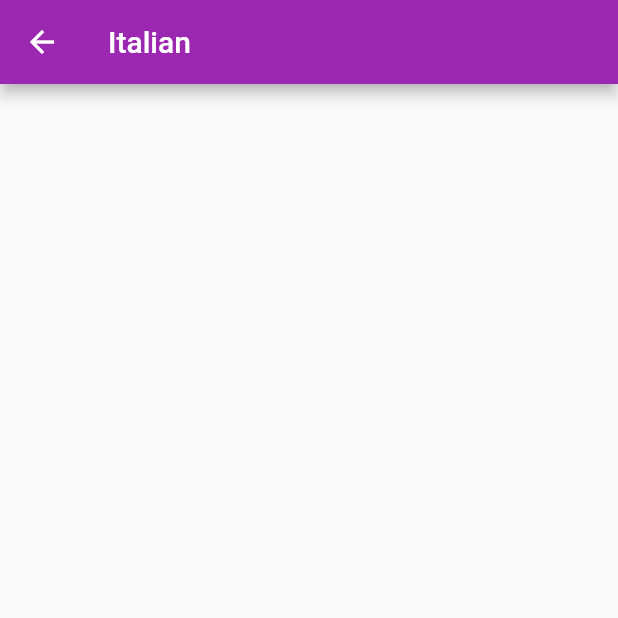
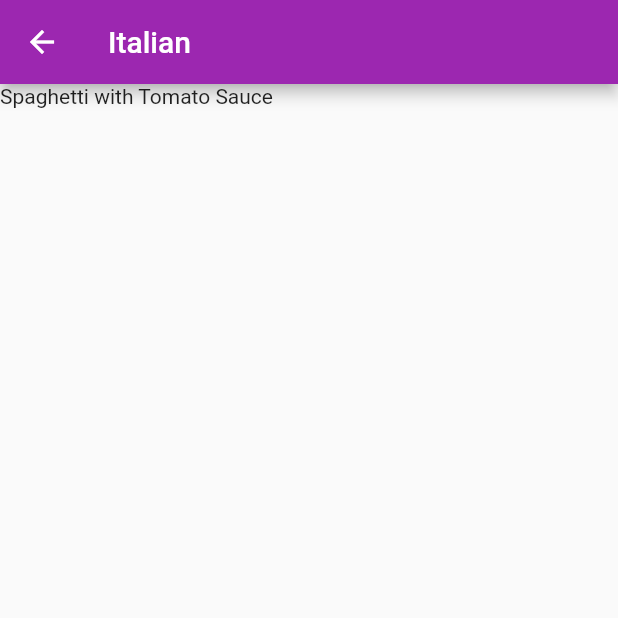
Before and after one commit to anotherglitchinthematrix/flutter-demo-meal, a Flutter app: the screen it shows after launch, after a tap on "Italian", on a phone screen of 412 x 824 dp, the top half of it. Run offline on Flutter 3.47's test engine with Material 2 defaults, Android fonts, the phone set to English and light mode, and no system bars.

Commit message:
Filtering meals by categories

```diff
--- a/lib/category_detail_screen.dart
+++ b/lib/category_detail_screen.dart
@@ -1,13 +1,20 @@
 import 'package:flutter/material.dart';
+import 'package:course_007/dummy_data.dart';
 
 import 'models/category.model.dart';
+import 'models/meal.model.dart';
 
 class CategoryDetailsScreen extends StatelessWidget {
   static const routeName = '/category-detail';
 
   @override
   Widget build(BuildContext context) {
-    final category = ModalRoute.of(context).settings.arguments as Category;
+    final Category category =
+        ModalRoute.of(context).settings.arguments as Category;
+
+    final List<Meal> categoryMeals = DUMMY_MEALS
+        .where((meal) => meal.categories.contains(category.id))
+        .toList();
 
     return Scaffold(
       appBar: AppBar(
@@ -16,9 +23,9 @@ class CategoryDetailsScreen extends StatelessWidget {
       ),
       body: Center(
         child: ListView.builder(
-          itemCount: 0,
+          itemCount: categoryMeals.length,
           itemBuilder: (context, index) {
-            return Text('');
+            return Text(categoryMeals[index].title);
           },
         ),
       ),
```
